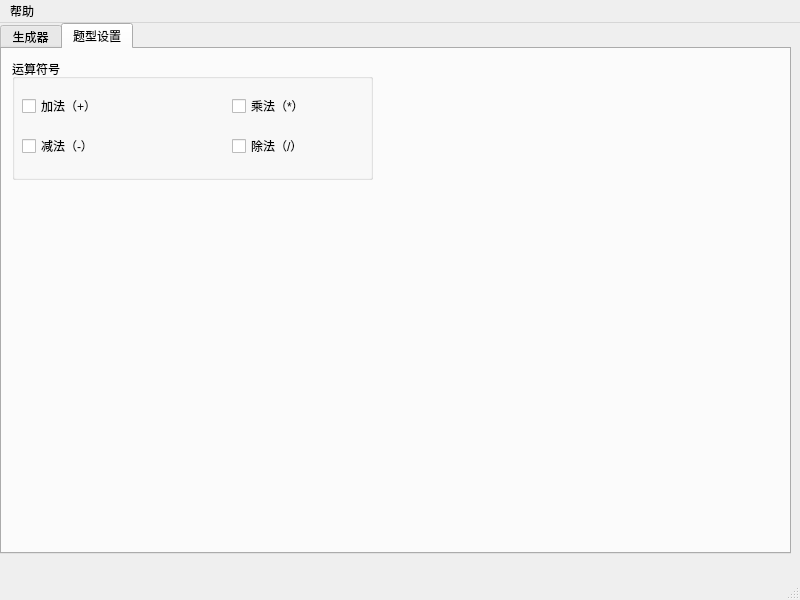
Old version of the form main_gui.ui in the repository oscarcx123/fraction-calc.
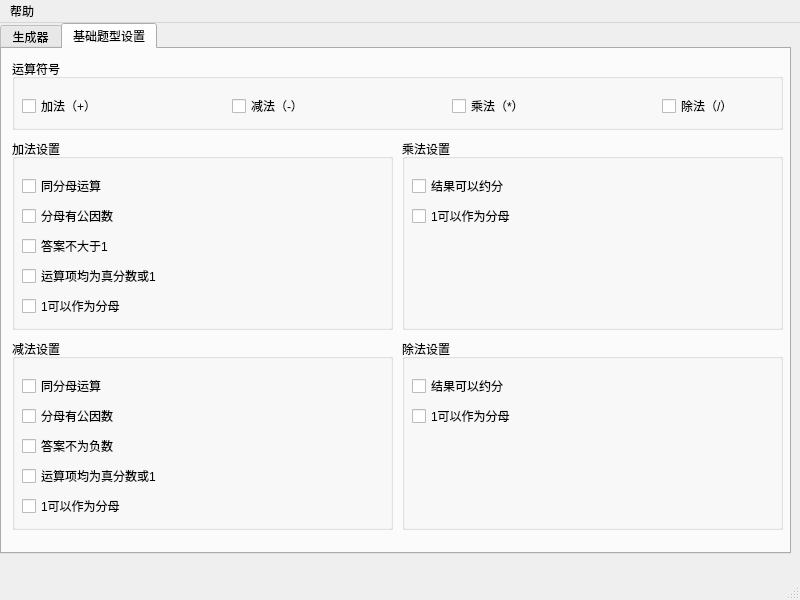
New version of the form. The open tabs and pages were chosen to show the change.

Patch:
```diff
--- a/main_gui.ui
+++ b/main_gui.ui
@@ -219,15 +219,15 @@
     </widget>
     <widget class="QWidget" name="tab_2">
      <attribute name="title">
-      <string>题型设置</string>
+      <string>基础题型设置</string>
      </attribute>
      <widget class="QGroupBox" name="groupBox_4">
       <property name="geometry">
        <rect>
         <x>10</x>
         <y>10</y>
-        <width>361</width>
-        <height>121</height>
+        <width>771</width>
+        <height>71</height>
        </rect>
       </property>
       <property name="title">
@@ -249,8 +249,8 @@
       <widget class="QCheckBox" name="checkBox_6">
        <property name="geometry">
         <rect>
-         <x>10</x>
-         <y>70</y>
+         <x>220</x>
+         <y>30</y>
          <width>99</width>
          <height>34</height>
         </rect>
@@ -262,7 +262,7 @@
       <widget class="QCheckBox" name="checkBox_7">
        <property name="geometry">
         <rect>
-         <x>220</x>
+         <x>440</x>
          <y>30</y>
          <width>99</width>
          <height>34</height>
@@ -275,8 +275,8 @@
       <widget class="QCheckBox" name="checkBox_8">
        <property name="geometry">
         <rect>
-         <x>220</x>
-         <y>70</y>
+         <x>650</x>
+         <y>30</y>
          <width>99</width>
          <height>34</height>
         </rect>
@@ -286,6 +286,240 @@
        </property>
       </widget>
      </widget>
+     <widget class="QGroupBox" name="groupBox_5">
+      <property name="geometry">
+       <rect>
+        <x>10</x>
+        <y>90</y>
+        <width>381</width>
+        <height>191</height>
+       </rect>
+      </property>
+      <property name="title">
+       <string>加法设置</string>
+      </property>
+      <widget class="QCheckBox" name="checkBox_9">
+       <property name="geometry">
+        <rect>
+         <x>10</x>
+         <y>30</y>
+         <width>121</width>
+         <height>34</height>
+        </rect>
+       </property>
+       <property name="text">
+        <string>同分母运算</string>
+       </property>
+      </widget>
+      <widget class="QCheckBox" name="checkBox_10">
+       <property name="geometry">
+        <rect>
+         <x>10</x>
+         <y>60</y>
+         <width>131</width>
+         <height>34</height>
+        </rect>
+       </property>
+       <property name="text">
+        <string>分母有公因数</string>
+       </property>
+      </widget>
+      <widget class="QCheckBox" name="checkBox_11">
+       <property name="geometry">
+        <rect>
+         <x>10</x>
+         <y>90</y>
+         <width>141</width>
+         <height>34</height>
+        </rect>
+       </property>
+       <property name="text">
+        <string>答案不大于1</string>
+       </property>
+      </widget>
+      <widget class="QCheckBox" name="checkBox_12">
+       <property name="geometry">
+        <rect>
+         <x>10</x>
+         <y>120</y>
+         <width>191</width>
+         <height>34</height>
+        </rect>
+       </property>
+       <property name="text">
+        <string>运算项均为真分数或1</string>
+       </property>
+      </widget>
+      <widget class="QCheckBox" name="checkBox_13">
+       <property name="geometry">
+        <rect>
+         <x>10</x>
+         <y>150</y>
+         <width>141</width>
+         <height>34</height>
+        </rect>
+       </property>
+       <property name="text">
+        <string>1可以作为分母</string>
+       </property>
+      </widget>
+     </widget>
+     <widget class="QGroupBox" name="groupBox_6">
+      <property name="geometry">
+       <rect>
+        <x>10</x>
+        <y>290</y>
+        <width>381</width>
+        <height>191</height>
+       </rect>
+      </property>
+      <property name="title">
+       <string>减法设置</string>
+      </property>
+      <widget class="QCheckBox" name="checkBox_16">
+       <property name="geometry">
+        <rect>
+         <x>10</x>
+         <y>30</y>
+         <width>121</width>
+         <height>34</height>
+        </rect>
+       </property>
+       <property name="text">
+        <string>同分母运算</string>
+       </property>
+      </widget>
+      <widget class="QCheckBox" name="checkBox_17">
+       <property name="geometry">
+        <rect>
+         <x>10</x>
+         <y>60</y>
+         <width>131</width>
+         <height>34</height>
+        </rect>
+       </property>
+       <property name="text">
+        <string>分母有公因数</string>
+       </property>
+      </widget>
+      <widget class="QCheckBox" name="checkBox_18">
+       <property name="geometry">
+        <rect>
+         <x>10</x>
+         <y>90</y>
+         <width>141</width>
+         <height>34</height>
+        </rect>
+       </property>
+       <property name="text">
+        <string>答案不为负数</string>
+       </property>
+      </widget>
+      <widget class="QCheckBox" name="checkBox_19">
+       <property name="geometry">
+        <rect>
+         <x>10</x>
+         <y>120</y>
+         <width>191</width>
+         <height>34</height>
+        </rect>
+       </property>
+       <property name="text">
+        <string>运算项均为真分数或1</string>
+       </property>
+      </widget>
+      <widget class="QCheckBox" name="checkBox_20">
+       <property name="geometry">
+        <rect>
+         <x>10</x>
+         <y>150</y>
+         <width>141</width>
+         <height>34</height>
+        </rect>
+       </property>
+       <property name="text">
+        <string>1可以作为分母</string>
+       </property>
+      </widget>
+     </widget>
+     <widget class="QGroupBox" name="groupBox_7">
+      <property name="geometry">
+       <rect>
+        <x>400</x>
+        <y>90</y>
+        <width>381</width>
+        <height>191</height>
+       </rect>
+      </property>
+      <property name="title">
+       <string>乘法设置</string>
+      </property>
+      <widget class="QCheckBox" name="checkBox_14">
+       <property name="geometry">
+        <rect>
+         <x>10</x>
+         <y>30</y>
+         <width>131</width>
+         <height>34</height>
+        </rect>
+       </property>
+       <property name="text">
+        <string>结果可以约分</string>
+       </property>
+      </widget>
+      <widget class="QCheckBox" name="checkBox_23">
+       <property name="geometry">
+        <rect>
+         <x>10</x>
+         <y>60</y>
+         <width>141</width>
+         <height>34</height>
+        </rect>
+       </property>
+       <property name="text">
+        <string>1可以作为分母</string>
+       </property>
+      </widget>
+     </widget>
+     <widget class="QGroupBox" name="groupBox_8">
+      <property name="geometry">
+       <rect>
+        <x>400</x>
+        <y>290</y>
+        <width>381</width>
+        <height>191</height>
+       </rect>
+      </property>
+      <property name="title">
+       <string>除法设置</string>
+      </property>
+      <widget class="QCheckBox" name="checkBox_21">
+       <property name="geometry">
+        <rect>
+         <x>10</x>
+         <y>30</y>
+         <width>131</width>
+         <height>34</height>
+        </rect>
+       </property>
+       <property name="text">
+        <string>结果可以约分</string>
+       </property>
+      </widget>
+      <widget class="QCheckBox" name="checkBox_24">
+       <property name="geometry">
+        <rect>
+         <x>10</x>
+         <y>60</y>
+         <width>141</width>
+         <height>34</height>
+        </rect>
+       </property>
+       <property name="text">
+        <string>1可以作为分母</string>
+       </property>
+      </widget>
+     </widget>
     </widget>
    </widget>
   </widget>
```
Left out of the diff: 59 changed lines with no effect on the pictures. Lines whose indentation alone changed are shown as unchanged.
